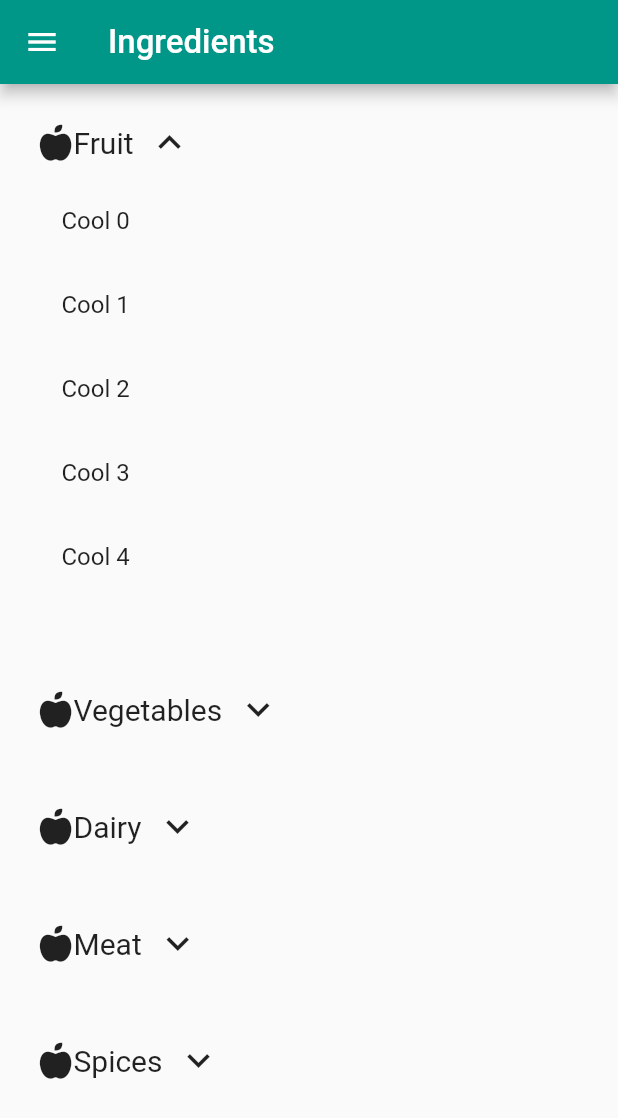
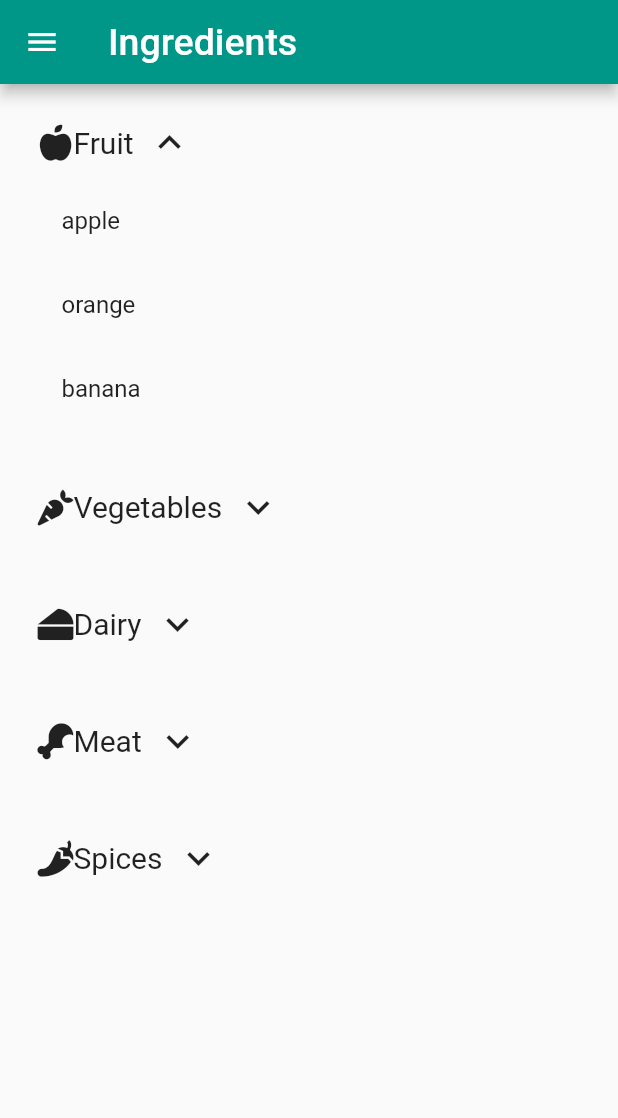
Before and after one commit to ht1006/Food-For-Thought, a Flutter app: the screen it shows after launch, after a tap on the "keyboard arrow down" icon, on a phone screen of 412 x 824 dp. Shown: the top 1118 px of the screen. Run offline on Flutter 3.47's test engine with Material 2 defaults, Android fonts, the phone set to English and light mode, and no system bars; our stand-ins replace font_awesome_flutter.

Commit message:
Modified ingredients index and icons, fixed padding in the ExpandableContainer

```diff
--- a/lib/main.dart
+++ b/lib/main.dart
@@ -23,12 +23,13 @@
     return Scaffold(
         appBar: AppBar(
           leading: Icon(Icons.menu),
-          title: Text('Ingredients', style: new TextStyle(fontSize: 22.0)),
+          title: Text('Ingredients', style: new TextStyle(fontSize: 25.0)),
           backgroundColor: Colors.teal,
         ),
         body: new ListView.builder(
           itemBuilder: (BuildContext context, int index) {
-        return new ExpandableListView(title: '${ingredients[index]}', index: index);
+            return new ExpandableListView(index: index);
+            //return new ExpandableListView(title: '${ingredients[index]}', index: index);
         },
         itemCount: ingredients.length,
       ),
@@ -37,10 +38,10 @@
 }
 
 class ExpandableListView extends StatefulWidget {
-  final String title;
-  final int index = 1;
+  //final String title;
+  final int index;
 
-  const ExpandableListView({Key key, this.title, int index}) : super(key: key);
+  const ExpandableListView({Key key, this.index}) : super(key: key);
 
   @override
   _ExpandableListViewState createState() => new _ExpandableListViewState();
@@ -49,7 +50,6 @@
 
 class _ExpandableListViewState extends State<ExpandableListView> {
   bool expandFlag = false;
-  int index;
 
   @override
   Widget build(BuildContext context) {
@@ -61,9 +61,9 @@
         new Container(
           child: new Row(
           children: <Widget>[
-            new Icon(FontAwesomeIcons.appleAlt),
+            new Icon(icons[widget.index]),
             new Text(
-                  widget.title, style: TextStyle(fontSize: 20),
+                  ingredients[widget.index], style: TextStyle(fontSize: 20),
                 ),
             new IconButton(icon: new Icon(
               expandFlag ? Icons.keyboard_arrow_up : Icons.keyboard_arrow_down,
@@ -79,16 +79,17 @@
         ),
         new ExpandableContainer(
             expanded: expandFlag,
+            index: getFoodTypeList(ingredients[widget.index]).length,
             child: new ListView.builder(
               itemBuilder: (BuildContext context, int index) {
                 return new Container(
                   child: new ListTile(
                     title: new Text(
-                      "Cool $index",
+                      getFoodTypeList(ingredients[widget.index])[index],
                     ),
                   ),
                 );},
-              itemCount: 15,
+              itemCount: getFoodTypeList(ingredients[widget.index]).length,
             ))
       ],
     ),
@@ -100,11 +101,12 @@
 class ExpandableContainer extends StatelessWidget {
   final bool expanded;
   final double collapsedHeight;
+  final int index;
   final double expandedHeight;
   final Widget child;
 
   ExpandableContainer({
-    @required this.child,
+    @required this.child,this.index,
     this.collapsedHeight = 0.0,
     this.expandedHeight = 300.0,
     this.expanded = true,
@@ -117,7 +119,7 @@
       duration: new Duration(milliseconds: 200),
       curve: Curves.easeInOut,
       width: screenWidth,
-      height: expanded ? expandedHeight : collapsedHeight,
+      height: expanded ? (index * 55.0) : collapsedHeight,
       child: new Container(
         child: child,
       ),
```
